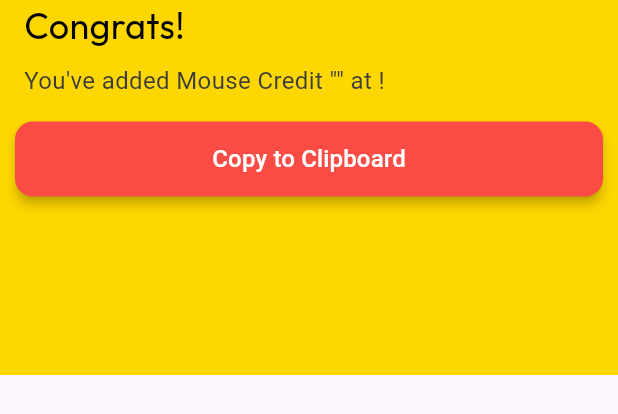
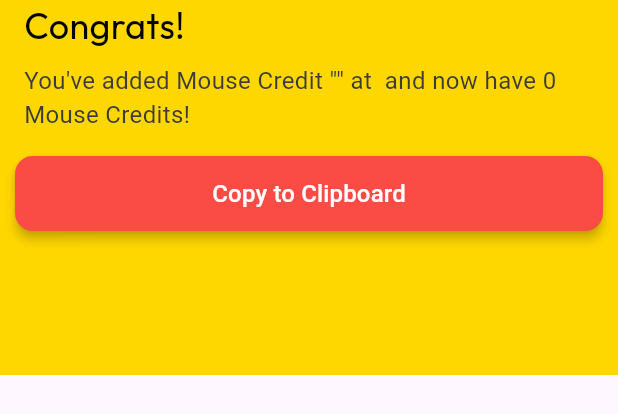
Before and after one commit to nextstopaaron/mousecreditsv2, a Flutter app: the ShareWidget widget shown alone on an empty page, opened directly with empty values, on a phone screen of 412 x 824 dp. Shown: the top 414 px of the screen. Run offline on Flutter 3.47's test engine with Material 3 defaults, Android fonts, the phone set to English and light mode, and no system bars; drawn by our look-alikes of auto_size_text; our stand-ins replace cloud_firestore, dropdown_button2, easy_debounce, equatable, firebase_auth, firebase_core and 15 more; missing offline and left inert: aligned_tooltip, json_path, mime_type, text_search; accounts and stored records are empty; Roboto replaces fonts that are missing (Readex Pro).

Commit message:
Updating to latest FlutterFlow output.

```diff
--- a/lib/components/nonetoshow_widget.dart
+++ b/lib/components/nonetoshow_widget.dart
@@ -40,7 +40,9 @@ class _NonetoshowWidgetState extends State<NonetoshowWidget> {
   Widget build(BuildContext context) {
     context.watch<FFAppState>();
 
-    return Column(
+    return Padding(
+      padding: const EdgeInsetsDirectional.fromSTEB(0.0, 10.0, 0.0, 0.0),
+      child: Column(
         mainAxisSize: MainAxisSize.max,
         mainAxisAlignment: MainAxisAlignment.center,
         children: [
@@ -59,6 +61,7 @@ class _NonetoshowWidgetState extends State<NonetoshowWidget> {
             ],
           ),
         ],
+      ),
     );
   }
 }
--- a/lib/components/share_model.dart
+++ b/lib/components/share_model.dart
@@ -3,6 +3,10 @@ import 'share_widget.dart' show ShareWidget;
 import 'package:flutter/material.dart';
 
 class ShareModel extends FlutterFlowModel<ShareWidget> {
+  ///  Local state fields for this component.
+
+  int? count;
+
   /// Initialization and disposal methods.
 
   @override
--- a/lib/components/share_widget.dart
+++ b/lib/components/share_widget.dart
@@ -13,11 +13,13 @@ class ShareWidget extends StatefulWidget {
     required this.credit,
     required this.timeStamp,
     required this.location,
+    required this.count,
   });
 
   final String? credit;
   final DateTime? timeStamp;
   final String? location;
+  final int? count;
 
   @override
   State<ShareWidget> createState() => _ShareWidgetState();
@@ -110,7 +112,7 @@ class _ShareWidgetState extends State<ShareWidget> {
           Padding(
             padding: const EdgeInsetsDirectional.fromSTEB(16.0, 8.0, 16.0, 16.0),
             child: Text(
-              'You\'ve added Mouse Credit "${widget.credit}" at ${widget.location}!',
+              'You\'ve added Mouse Credit "${widget.credit}" at ${widget.location} and now have ${widget.count?.toString()} Mouse Credits!',
               style: FlutterFlowTheme.of(context).labelLarge,
             ),
           ),
@@ -127,7 +129,7 @@ class _ShareWidgetState extends State<ShareWidget> {
                       onPressed: () async {
                         await Clipboard.setData(ClipboardData(
                             text:
-                                'I  just collected Mouse Credit "${widget.credit}" in the ${widget.location}! I now have 56 Mouse Credits. How many do you have?'));
+                                'I just collected Mouse Credit "${widget.credit}" in the ${widget.location} and now have ${widget.count?.toString()} Mouse Credits!'));
                         Navigator.pop(context);
                       },
                       text: 'Copy to Clipboard',
```
Also changed, not shown: lib/add_cred/add_cred_widget.dart (+10 -0 lines). Lines whose indentation alone changed are shown as unchanged.
